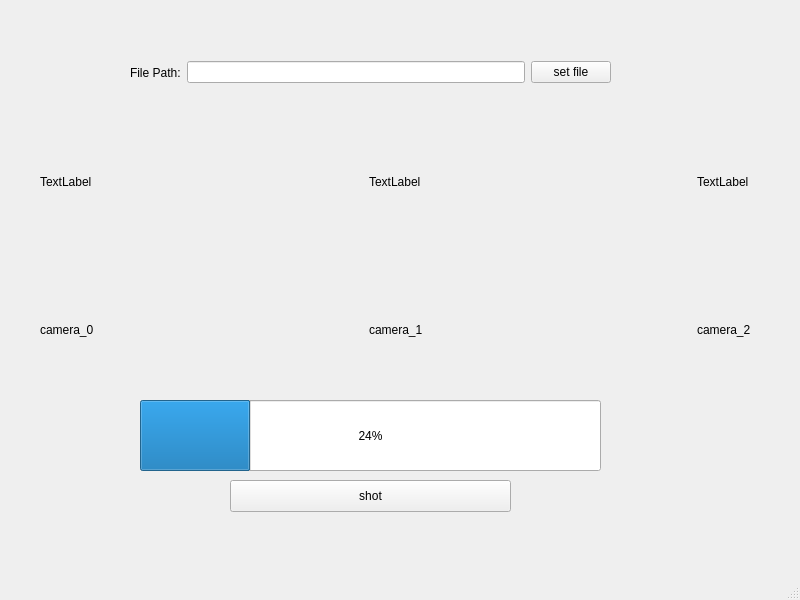
Old version of the form darts_shot/mainwindow.ui in the repository wen2ms/darts_shot.
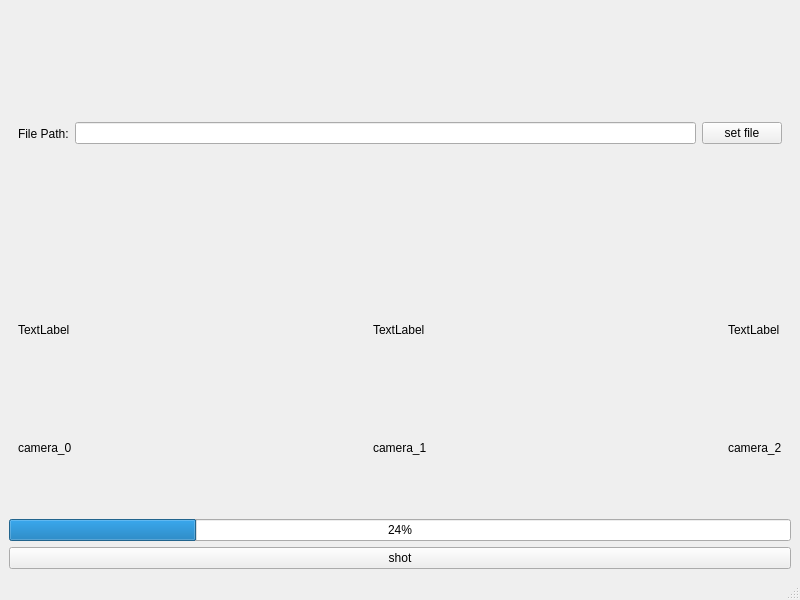
New version of the form.

```diff
--- a/darts_shot/mainwindow.ui
+++ b/darts_shot/mainwindow.ui
@@ -14,28 +14,32 @@
    <string>MainWindow</string>
   </property>
   <widget class="QWidget" name="centralwidget">
-   <widget class="QProgressBar" name="progressBar">
-    <property name="geometry">
-     <rect>
-      <x>140</x>
-      <y>400</y>
-      <width>461</width>
-      <height>71</height>
-     </rect>
-    </property>
-    <property name="value">
-     <number>24</number>
-    </property>
-   </widget>
+   <layout class="QVBoxLayout" name="verticalLayout">
+    <item>
+     <widget class="QWidget" name="widget_2" native="true">
+      <layout class="QHBoxLayout" name="horizontalLayout">
+       <item>
+        <widget class="QLabel" name="label_7">
+         <property name="text">
+          <string>File Path:</string>
+         </property>
+        </widget>
+       </item>
+       <item>
+        <widget class="QLineEdit" name="file_path"/>
+       </item>
+       <item>
+        <widget class="QPushButton" name="set_file">
+         <property name="text">
+          <string>set file</string>
+         </property>
+        </widget>
+       </item>
+      </layout>
+     </widget>
+    </item>
+    <item>
    <widget class="QWidget" name="widget" native="true">
-    <property name="geometry">
-     <rect>
-      <x>40</x>
-      <y>110</y>
-      <width>711</width>
-      <height>291</height>
-     </rect>
-    </property>
     <layout class="QGridLayout" name="gridLayout">
      <item row="0" column="0">
       <widget class="QLabel" name="camera_0">
@@ -107,48 +111,22 @@
      </item>
     </layout>
    </widget>
+    </item>
+    <item>
+     <widget class="QProgressBar" name="progressBar">
+      <property name="value">
+       <number>24</number>
+      </property>
+     </widget>
+    </item>
+    <item>
    <widget class="QPushButton" name="shot">
-    <property name="geometry">
-     <rect>
-      <x>230</x>
-      <y>480</y>
-      <width>281</width>
-      <height>32</height>
-     </rect>
-    </property>
     <property name="text">
      <string>shot</string>
     </property>
    </widget>
-   <widget class="QWidget" name="widget_2" native="true">
-    <property name="geometry">
-     <rect>
-      <x>130</x>
-      <y>50</y>
-      <width>481</width>
-      <height>45</height>
-     </rect>
-    </property>
-    <layout class="QHBoxLayout" name="horizontalLayout">
-     <item>
-      <widget class="QLabel" name="label_7">
-       <property name="text">
-        <string>File Path:</string>
-       </property>
-      </widget>
-     </item>
-     <item>
-      <widget class="QLineEdit" name="file_path"/>
-     </item>
-     <item>
-      <widget class="QPushButton" name="set_file">
-       <property name="text">
-        <string>set file</string>
-       </property>
-      </widget>
-     </item>
-    </layout>
-   </widget>
+    </item>
+   </layout>
   </widget>
   <widget class="QMenuBar" name="menubar">
    <property name="geometry">
```
Lines whose indentation alone changed are shown as unchanged.
